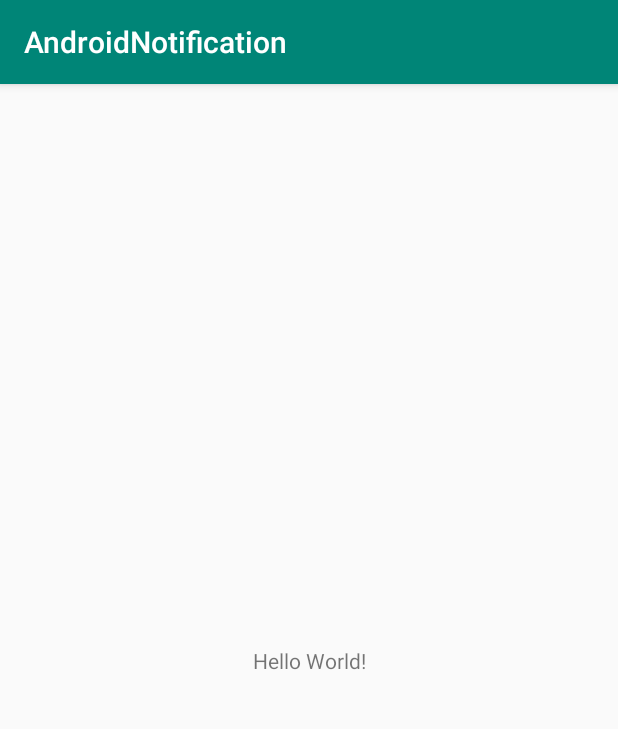
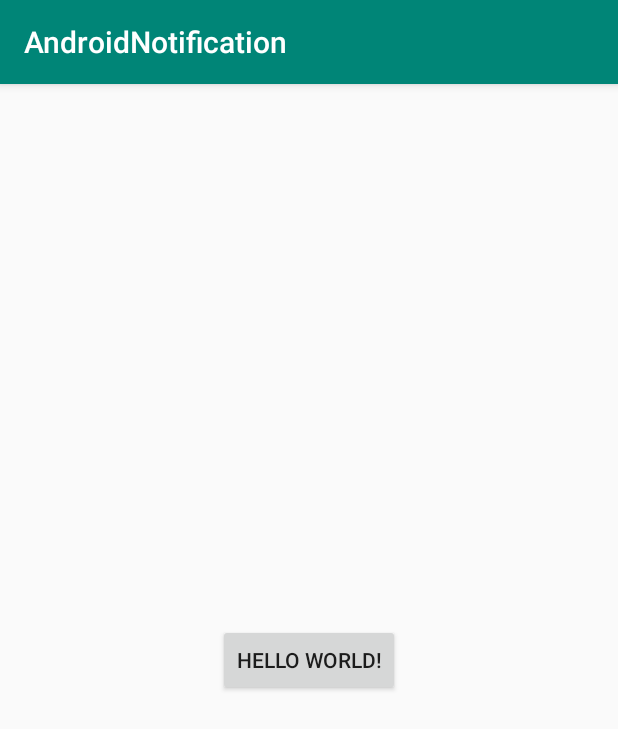
Before and after one commit to MkItSimple/AndroidNotification, an Android app: the screen it shows after launch (MainActivity), on a phone screen of 412 x 824 dp. Shown: the top 729 px of the screen. Run offline under Robolectric (Android 15) with nearby library versions, the phone set to English and light mode, and no system bars.

Commit message:
02-CreatingNotification

```diff
--- a/app/src/main/java/com/example/androidnotification/MainActivity.java
+++ b/app/src/main/java/com/example/androidnotification/MainActivity.java
@@ -1,8 +1,14 @@
 package com.example.androidnotification;
 
 import androidx.appcompat.app.AppCompatActivity;
+import androidx.core.app.NotificationCompat;
+import androidx.core.app.NotificationManagerCompat;
 
+import android.app.NotificationChannel;
+import android.app.NotificationManager;
+import android.os.Build;
 import android.os.Bundle;
+import android.view.View;
 
 public class MainActivity extends AppCompatActivity {
 
@@ -18,5 +24,33 @@ public class MainActivity extends AppCompatActivity {
     protected void onCreate(Bundle savedInstanceState) {
         super.onCreate(savedInstanceState);
         setContentView(R.layout.activity_main);
+
+        // if greater than or = to android Orio or android  8
+        if (Build.VERSION.SDK_INT >= Build.VERSION_CODES.O){
+            NotificationChannel channel = new NotificationChannel(CHANNEL_ID, CHANNEL_NAME, NotificationManager.IMPORTANCE_DEFAULT);
+            channel.setDescription(CHANNEL_DESC);
+            NotificationManager manager = getSystemService(NotificationManager.class);
+            manager.createNotificationChannel(channel);
+        }
+
+        findViewById(R.id.buttonNotify).setOnClickListener(new View.OnClickListener() {
+            @Override
+            public void onClick(View v) {
+                displayNotification();
+            }
+        });
+    }
+
+    private void displayNotification(){
+
+        NotificationCompat.Builder mBuilder =
+                new NotificationCompat.Builder(this, MainActivity.CHANNEL_ID)
+                        .setSmallIcon(R.drawable.ic_notification)
+                        .setContentTitle("Hurray! It is working...")
+                        .setContentText("Your first notification..")
+                        .setPriority(NotificationCompat.PRIORITY_DEFAULT);
+
+        NotificationManagerCompat notificationManagerCompat = NotificationManagerCompat.from(this);
+        notificationManagerCompat.notify(1, mBuilder.build());
     }
 }
--- /dev/null
+++ b/app/src/main/res/drawable/ic_notification.xml
@@ -0,0 +1,11 @@
+<?xml version="1.0" encoding="utf-8"?>
+<vector android:height="24dp" android:viewportHeight="512"
+    android:viewportWidth="512" android:width="24dp" xmlns:android="http://schemas.android.com/apk/res/android">
+    <path android:fillColor="#f7e249" android:pathData="m511.914,256c0,-141.387 -114.594,-256 -255.957,-256 -141.359,0 -255.957,114.613 -255.957,256s114.598,256 255.957,256c141.363,0 255.957,-114.613 255.957,-256zM511.914,256"/>
+    <path android:fillColor="#f7c92b" android:pathData="m416.902,56.953c35.605,43.977 56.945,99.977 56.945,160.973 0,141.383 -114.598,256 -255.957,256 -60.984,0 -116.977,-21.344 -160.945,-56.953 46.922,57.961 118.633,95.027 199.012,95.027 141.363,0 255.957,-114.613 255.957,-256 0,-80.391 -37.059,-152.113 -95.012,-199.047zM416.902,56.953"/>
+    <path android:fillColor="#f7ffe3" android:pathData="m390.543,188.934v134.133c0,12.695 -10.281,22.98 -22.969,22.98h-223.234c-12.684,0 -22.965,-10.285 -22.965,-22.98v-134.133c0,-6.762 2.918,-12.84 7.566,-17.055 4.07,-3.676 9.477,-5.926 15.398,-5.926h223.238c5.922,0 11.324,2.25 15.395,5.926 3.938,3.563 6.629,8.449 7.352,13.969 0.145,1.008 0.219,2.043 0.219,3.086zM390.543,188.934"/>
+    <path android:fillColor="#f4ed9d" android:pathData="m390.543,188.934v134.133c0,12.695 -10.281,22.98 -22.969,22.98h-44.883c12.684,0 22.965,-10.285 22.965,-22.98v-134.133c0,-12.695 -10.281,-22.98 -22.965,-22.98h44.883c5.926,0 11.328,2.25 15.398,5.926 3.934,3.563 6.629,8.449 7.352,13.969 0.145,1.008 0.219,2.043 0.219,3.086zM390.543,188.934"/>
+    <path android:fillColor="#f4ed9d" android:pathData="m390.324,185.848 l-44.668,35.461 -82.172,65.242c-4.418,3.293 -10.633,3.293 -15.063,0l-127.047,-94.797v-2.82c0,-6.762 2.922,-12.84 7.57,-17.055 4.066,-3.676 9.473,-5.926 15.395,-5.926h223.238c5.922,0 11.328,2.25 15.398,5.926 3.93,3.563 6.625,8.449 7.348,13.969zM390.324,185.848"/>
+    <path android:fillColor="#f7ffe3" android:pathData="m382.973,171.879 l-37.316,29.191 -82.535,64.563c-4.211,3.293 -10.125,3.293 -14.34,0l-119.84,-93.754c4.07,-3.676 9.473,-5.926 15.398,-5.926h223.234c5.926,0 11.328,2.25 15.398,5.926zM382.973,171.879"/>
+    <path android:fillColor="#f7f4b9" android:pathData="m382.969,171.883c-4.07,-3.68 -9.469,-5.922 -15.391,-5.926h-44.883c12.684,0.004 22.965,10.289 22.965,22.977v12.133zM382.969,171.883"/>
+</vector>
--- a/app/src/main/res/layout/activity_main.xml
+++ b/app/src/main/res/layout/activity_main.xml
@@ -1,18 +1,15 @@
 <?xml version="1.0" encoding="utf-8"?>
-<androidx.constraintlayout.widget.ConstraintLayout xmlns:android="http://schemas.android.com/apk/res/android"
-    xmlns:app="http://schemas.android.com/apk/res-auto"
+<RelativeLayout xmlns:android="http://schemas.android.com/apk/res/android"
     xmlns:tools="http://schemas.android.com/tools"
     android:layout_width="match_parent"
     android:layout_height="match_parent"
     tools:context=".MainActivity">
 
-    <TextView
+    <Button
+        android:id="@+id/buttonNotify"
         android:layout_width="wrap_content"
         android:layout_height="wrap_content"
         android:text="Hello World!"
-        app:layout_constraintBottom_toBottomOf="parent"
-        app:layout_constraintLeft_toLeftOf="parent"
-        app:layout_constraintRight_toRightOf="parent"
-        app:layout_constraintTop_toTopOf="parent" />
+        android:layout_centerInParent="true" />
 
-</androidx.constraintlayout.widget.ConstraintLayout>
+</RelativeLayout>
```
